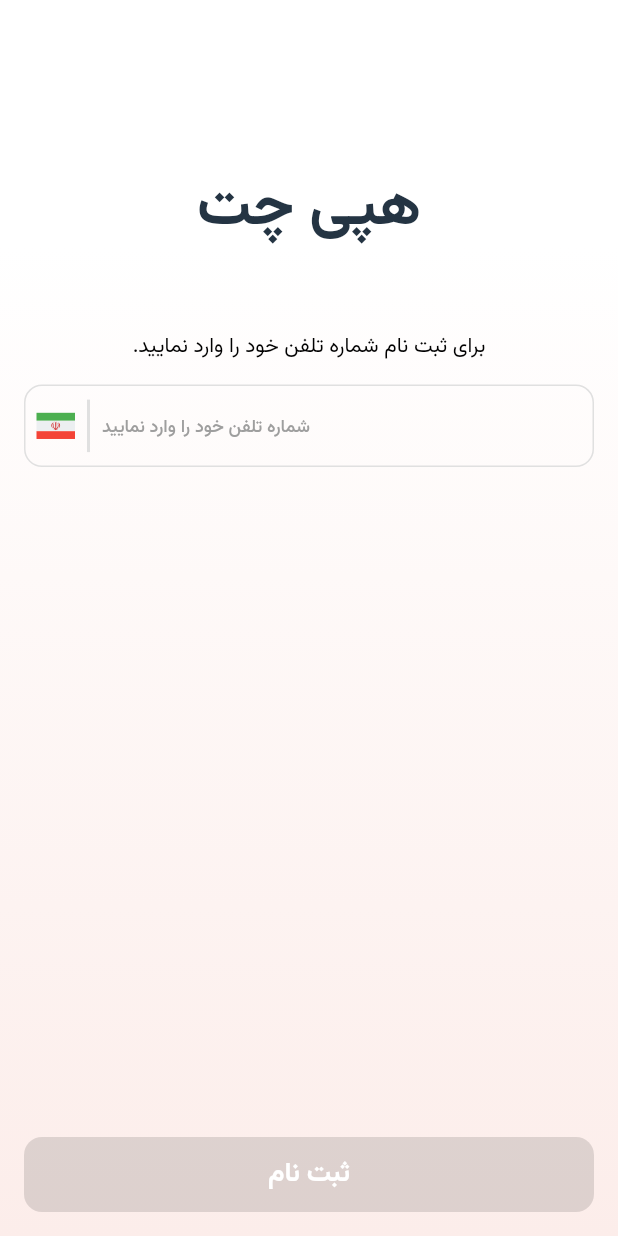
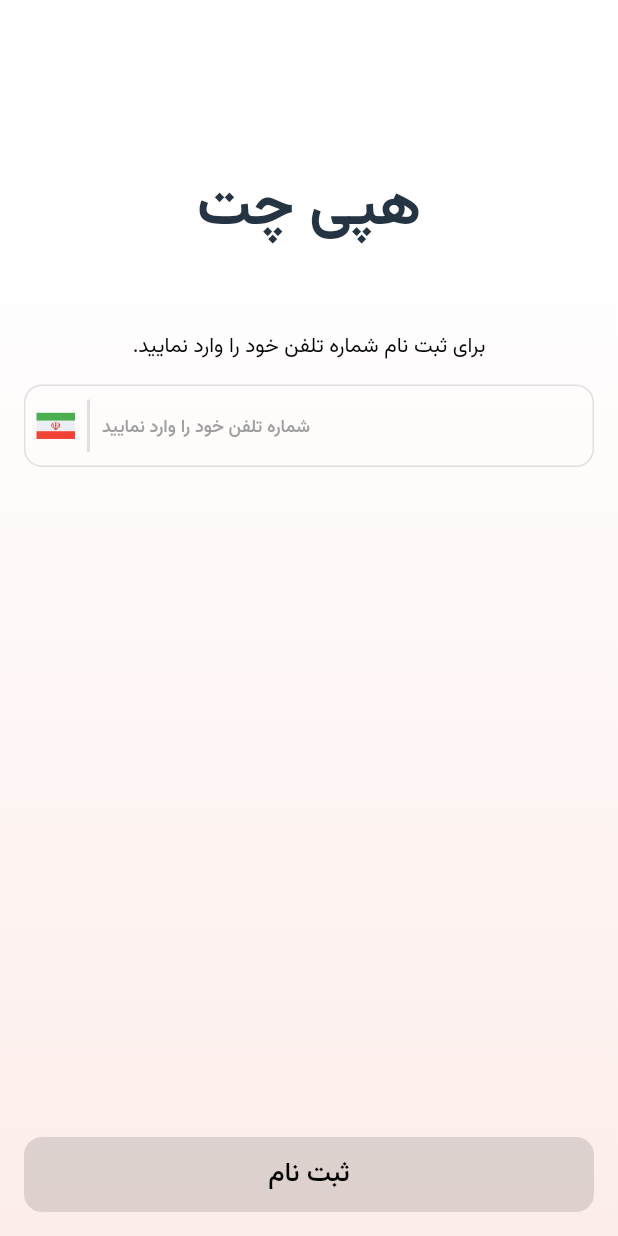
Before and after one commit to j-ansari/happy_chat, a Flutter app: the screen it shows after launch, on a phone screen of 412 x 824 dp. Run offline on Flutter 3.47's test engine with Material 3 defaults, Android fonts, the phone set to English and light mode, and no system bars; our stand-ins replace dio, equatable, flutter_bloc, flutter_svg, get_it, pinput and 2 more; missing offline and left inert: mqtt_client.

Commit message:
fix theme color bugs

```diff
--- a/lib/src/view/pages/verify_page.dart
+++ b/lib/src/view/pages/verify_page.dart
@@ -60,6 +60,7 @@ class _VerifyPageState extends State<VerifyPage> {
                   length: 4,
                   keyboardType: TextInputType.number,
                   defaultPinTheme: PinTheme(
+                    textStyle: context.textTheme.labelLarge,
                     height: 60,
                     width: 60,
                     margin: const EdgeInsets.symmetric(horizontal: 8),
--- a/lib/src/view/widgets/base_widget.dart
+++ b/lib/src/view/widgets/base_widget.dart
@@ -1,8 +1,8 @@
 import 'package:flutter/material.dart';
 import 'package:flutter/services.dart';
 import 'package:flutter_svg/svg.dart';
-import 'package:happy_chat_app/src/core/constants/app_images.dart';
 import 'package:happy_chat_app/src/core/helper/context_extension.dart';
+import '../../core/constants/app_images.dart';
 
 class BaseWidget extends StatelessWidget {
   final Widget body;
@@ -83,7 +83,11 @@ class BaseWidget extends StatelessWidget {
         height: context.screenHeight,
         decoration: BoxDecoration(
           gradient: LinearGradient(
-            colors: const [Colors.white, Colors.white, Color(0xfffcedea)],
+            colors: [
+              context.colorSchema.background,
+              context.colorSchema.background,
+              context.colorSchema.onBackground,
+            ],
             begin: Alignment.topCenter,
             end: Alignment.bottomCenter,
             stops: [0.0, 0.2, 1],
--- a/lib/src/view/widgets/custom_button.dart
+++ b/lib/src/view/widgets/custom_button.dart
@@ -10,7 +10,6 @@ class CustomButton extends StatelessWidget {
   final double height;
   final double borderRadius;
   final IconData? icon;
-  final Color? color;
 
   const CustomButton({
     super.key,
@@ -22,7 +21,6 @@ class CustomButton extends StatelessWidget {
     this.height = 50,
     this.borderRadius = 12,
     this.icon,
-    this.color,
   });
 
   @override
@@ -38,10 +36,8 @@ class CustomButton extends StatelessWidget {
         ),
         backgroundColor:
             isDisable || isLoading
-                ? (color != null
-                    ? color?.withOpacity(0.2)
-                    : context.colorSchema.primary.withOpacity(0.6))
-                : color ?? context.colorSchema.primary,
+                ? context.colorSchema.onSurface
+                : context.colorSchema.onPrimary,
       ),
       child:
           icon == null
@@ -58,10 +54,7 @@ class CustomButton extends StatelessWidget {
 
   Widget handleTitle(BuildContext context) {
     return !isLoading
-        ? Text(
-          title,
-          style: context.textTheme.titleMedium?.copyWith(color: Colors.white),
-        )
+        ? Text(title, style: context.textTheme.labelLarge)
         : const CircularProgressIndicator(color: Colors.white);
   }
 }
```
Also changed, not shown: lib/src/view/pages/contacts_page.dart (+59 -1 lines).
